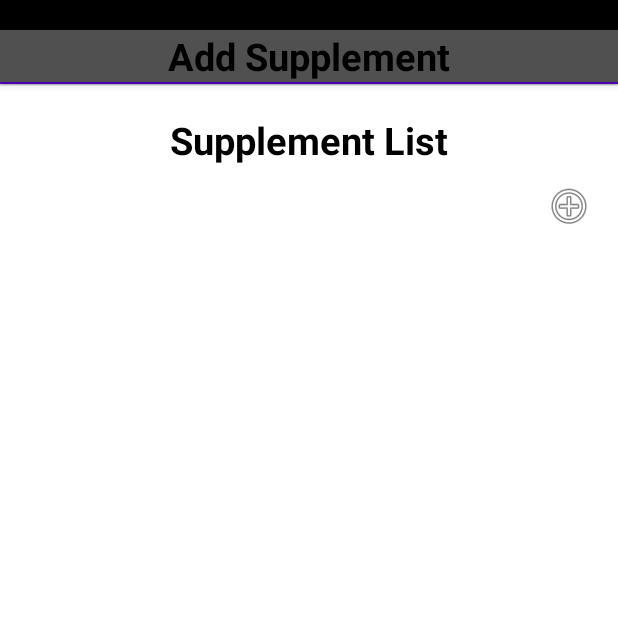
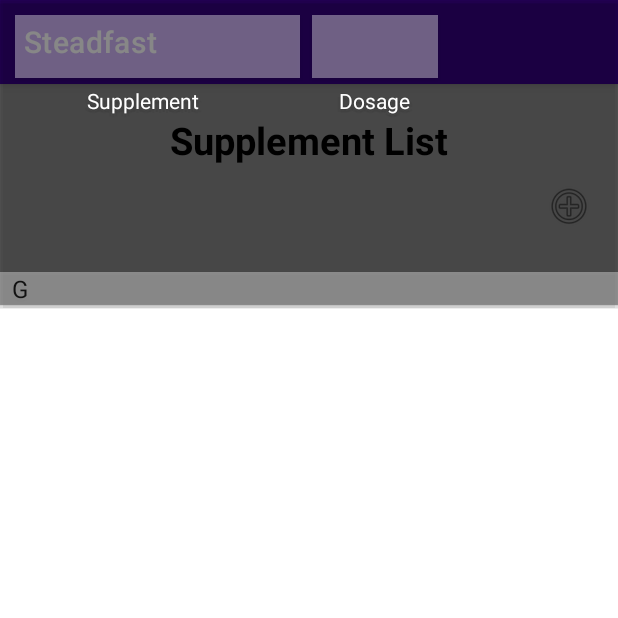
Before and after one commit to Steadfast-Fitness/SteadfastKotlin, an Android app: the SupplementView screen opened directly, with no data from a screen before it, after a tap on an icon or button, on a phone screen of 412 x 824 dp, the top half of it. Run offline under Robolectric (Android 15) with nearby library versions, the phone set to English and light mode, and no system bars.

Commit message:
Fully Functional back to where our Java Project was

```diff
--- a/app/src/main/java/com/example/steadfast/MainMenu.kt
+++ b/app/src/main/java/com/example/steadfast/MainMenu.kt
@@ -2,7 +2,6 @@ package com.example.steadfast
 
 import android.content.Intent
 import android.os.Bundle
-import android.view.View
 import android.widget.Button
 import android.widget.Toast
 import androidx.appcompat.app.AppCompatActivity
@@ -15,16 +14,18 @@ class MainMenu : AppCompatActivity() {
         var mSupplementsButton = findViewById<Button>(R.id.Supplements_btn)
         var mProgressionButton = findViewById<Button>(R.id.Progression_btn)
         var mGroupButton = findViewById<Button>(R.id.Online_btn)
-        mSupplementsButton.setOnClickListener(View.OnClickListener {
+        mSupplementsButton.setOnClickListener {
             val intent = Intent(applicationContext, SupplementView::class.java)
             startActivity(intent)
             finish()
-        })
-        mProgressionButton.setOnClickListener(View.OnClickListener {
+        }
+        mProgressionButton.setOnClickListener {
             val progression = Intent(this@MainMenu, Progression::class.java)
             startActivity(progression)
             finish()
-        })
-        mGroupButton.setOnClickListener(View.OnClickListener { Toast.makeText(applicationContext, "This feature is coming soon!", Toast.LENGTH_SHORT).show() })
+        }
+        mGroupButton.setOnClickListener {
+            Toast.makeText(applicationContext, "This feature is coming soon!", Toast.LENGTH_SHORT).show()
+        }
     }
 }
--- a/app/src/main/java/com/example/steadfast/RegisterMenu.kt
+++ b/app/src/main/java/com/example/steadfast/RegisterMenu.kt
@@ -85,7 +85,6 @@ class RegisterMenu : AppCompatActivity() {
         })
 
         //Show and hide passwords
-        //Show and hide passwords
         val imageViewShowHidePwd = findViewById<ImageView>(R.id.hide_pwd)
         imageViewShowHidePwd.setImageResource(R.drawable.ic_hide_ped)
         val imageViewShowHideRePwd = findViewById<ImageView>(R.id.hide_repwd)
--- a/app/src/main/java/com/example/steadfast/SupplementView.kt
+++ b/app/src/main/java/com/example/steadfast/SupplementView.kt
@@ -1,5 +1,6 @@
 package com.example.steadfast
 
+import android.annotation.SuppressLint
 import android.os.Bundle
 import android.view.Gravity
 import android.view.LayoutInflater
@@ -12,30 +13,31 @@ import androidx.appcompat.app.AppCompatActivity
 
 class SupplementView : AppCompatActivity() {
 
+    @SuppressLint("ClickableViewAccessibility")
     override fun onCreate(savedInstanceState: Bundle?) {
         super.onCreate(savedInstanceState)
         setContentView(R.layout.activity_supplement_view)
         var addSup = findViewById<ImageView>(R.id.addSupplement)
         var popup = findViewById<TextView>(R.id.popup)
-        addSup.setOnClickListener(View.OnClickListener { view -> // inflate the layout of the popup window
+        addSup.setOnClickListener{ view -> // inflate the layout of the popup window
             val inflater = getSystemService(LAYOUT_INFLATER_SERVICE) as LayoutInflater
             val popupView = inflater.inflate(R.layout.activity_add_supplement, null)
 
             // create the popup window
-            val width = LinearLayout.LayoutParams.WRAP_CONTENT
+            val width = LinearLayout.LayoutParams.MATCH_PARENT
             val height = LinearLayout.LayoutParams.WRAP_CONTENT
             val focusable = true // lets taps outside the popup also dismiss it
             val popupWindow = PopupWindow(popupView, width, height, focusable)
 
             // show the popup window
             // which view you pass in doesn't matter, it is only used for the window tolken
-            popupWindow.showAtLocation(view, Gravity.CENTER, 0, 0)
+            popupWindow.showAtLocation(view, Gravity.BOTTOM, 0, 0)
 
             // dismiss the popup window when touched
             popupView.setOnTouchListener { v, event ->
                 popupWindow.dismiss()
                 true
             }
-        })
+        }
     }
 }
--- a/app/src/main/res/layout/activity_add_supplement.xml
+++ b/app/src/main/res/layout/activity_add_supplement.xml
@@ -5,18 +5,62 @@
     android:layout_width="match_parent"
     android:layout_height="match_parent"
     tools:context=".AddSupplement"
-    android:background="@color/black">
+    android:background="#99000000">
+
+
+    <com.google.android.material.textfield.TextInputEditText
+        android:id="@+id/addSupplement"
+        android:layout_width="190dp"
+        android:layout_height="42dp"
+        android:layout_marginStart="10dp"
+        android:layout_marginTop="10dp"
+        android:layout_marginEnd="10dp"
+        android:layout_marginBottom="10dp"
+        android:background="#60ffffff"
+        android:textColor="@color/white" />
+
+    <com.google.android.material.textfield.TextInputEditText
+        android:id="@+id/addDosage"
+        android:layout_width="84dp"
+        android:layout_height="42dp"
+        android:layout_alignParentStart="true"
+        android:layout_alignParentTop="true"
+        android:layout_marginStart="208dp"
+        android:layout_marginTop="10dp"
+        android:background="#60ffffff"
+        android:textColor="@color/white" />
 
     <TextView
+        android:id="@+id/supplementText"
+        android:layout_width="wrap_content"
+        android:layout_height="wrap_content"
+        android:layout_alignParentStart="true"
+        android:layout_alignParentTop="true"
+        android:layout_marginStart="58dp"
+        android:layout_marginTop="57dp"
+        android:text="Supplement"
+        android:textColor="@color/white" />
+
+    <TextView
+        android:id="@+id/dosageText"
+        android:layout_width="wrap_content"
+        android:layout_height="wrap_content"
+        android:layout_alignParentStart="true"
+        android:layout_alignParentTop="true"
+        android:layout_marginStart="226dp"
+        android:layout_marginTop="57dp"
+        android:text="Dosage"
+        android:textColor="@color/white" />
+
+    <Spinner
+        android:id="@+id/dropDown"
         android:layout_width="match_parent"
         android:layout_height="wrap_content"
-        android:id="@+id/steadfast"
-        android:text="Add Supplement"
-        android:textColor="@color/black"
-        android:gravity="center"
-        android:textStyle="bold"
-        android:textSize="25dp"
-        android:layout_marginTop="20dp"
-        android:background="#50ffffff"/>
+        android:layout_alignParentStart="true"
+        android:layout_alignParentTop="true"
+        android:layout_marginStart="0dp"
+        android:layout_marginTop="181dp"
+        android:background="#60ffffff"
+        android:entries="@array/spinnerItems"/>
 
 </RelativeLayout>
--- /dev/null
+++ b/app/src/main/res/values/dropDownAddSup.xml
@@ -0,0 +1,7 @@
+<?xml version="1.0" encoding="utf-8"?>
+<resources>
+    <string-array name = "spinnerItems">
+        <item>"G"</item>
+        <item>"MG"</item>
+    </string-array>
+</resources>
```
